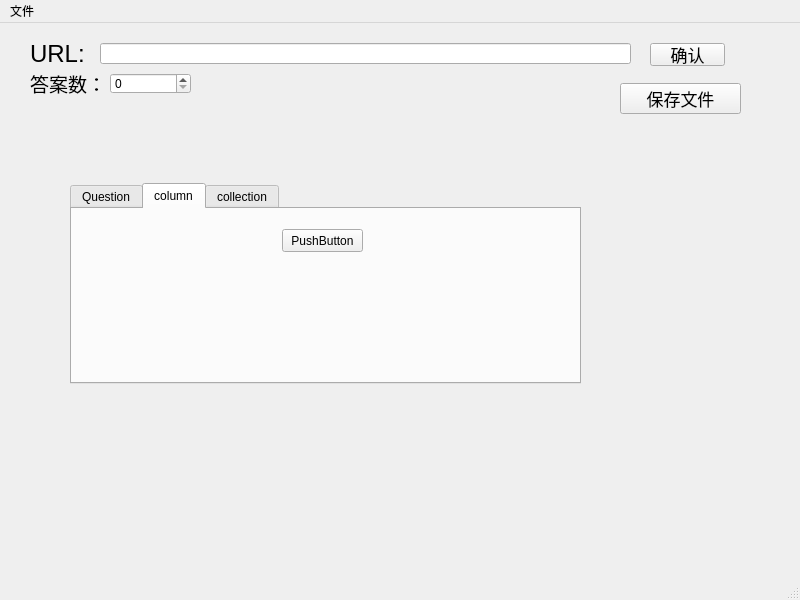
The window that GUI.ui (CAIMEOX/zhihu_spider) describes before a commit, drawn with Qt 5.
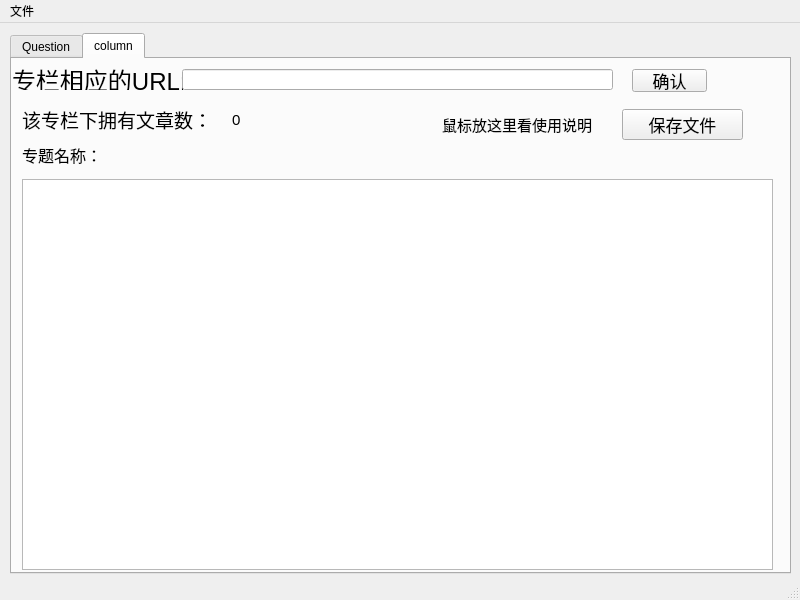
The same window after the commit. The open tabs and pages were chosen to show the change.

Commit message: finished the project

```diff
--- a/GUI.ui
+++ b/GUI.ui
@@ -14,110 +14,13 @@
    <string>ZhiHu Spider</string>
   </property>
   <widget class="QWidget" name="centralwidget">
-   <widget class="QPushButton" name="Save_File_Button">
-    <property name="geometry">
-     <rect>
-      <x>620</x>
-      <y>60</y>
-      <width>121</width>
-      <height>31</height>
-     </rect>
-    </property>
-    <property name="font">
-     <font>
-      <pointsize>13</pointsize>
-      <weight>50</weight>
-      <bold>false</bold>
-     </font>
-    </property>
-    <property name="text">
-     <string>保存文件</string>
-    </property>
-   </widget>
-   <widget class="QLabel" name="label">
-    <property name="geometry">
-     <rect>
-      <x>30</x>
-      <y>20</y>
-      <width>81</width>
-      <height>21</height>
-     </rect>
-    </property>
-    <property name="font">
-     <font>
-      <pointsize>18</pointsize>
-     </font>
-    </property>
-    <property name="text">
-     <string>URL:</string>
-    </property>
-   </widget>
-   <widget class="QLineEdit" name="UrlInput">
-    <property name="geometry">
-     <rect>
-      <x>100</x>
-      <y>20</y>
-      <width>531</width>
-      <height>21</height>
-     </rect>
-    </property>
-   </widget>
-   <widget class="QPushButton" name="pushButton">
-    <property name="geometry">
-     <rect>
-      <x>650</x>
-      <y>20</y>
-      <width>75</width>
-      <height>23</height>
-     </rect>
-    </property>
-    <property name="font">
-     <font>
-      <pointsize>13</pointsize>
-     </font>
-    </property>
-    <property name="text">
-     <string>确认</string>
-    </property>
-    <property name="checked">
-     <bool>false</bool>
-    </property>
-   </widget>
-   <widget class="QSpinBox" name="spinBox">
-    <property name="geometry">
-     <rect>
-      <x>110</x>
-      <y>50</y>
-      <width>81</width>
-      <height>21</height>
-     </rect>
-    </property>
-   </widget>
-   <widget class="QLabel" name="label_2">
-    <property name="geometry">
-     <rect>
-      <x>30</x>
-      <y>50</y>
-      <width>71</width>
-      <height>21</height>
-     </rect>
-    </property>
-    <property name="font">
-     <font>
-      <pointsize>14</pointsize>
-     </font>
-    </property>
-    <property name="text">
-     <string>答案数：</string>
-    </property>
-   </widget>
    <widget class="QTabWidget" name="tabWidget">
     <property name="geometry">
      <rect>
-      <x>70</x>
-      <y>160</y>
-      <width>511</width>
-      <height>201</height>
+      <x>10</x>
+      <y>10</y>
+      <width>781</width>
+      <height>541</height>
      </rect>
     </property>
     <property name="currentIndex">
@@ -127,17 +30,169 @@
      <attribute name="title">
       <string>Question</string>
      </attribute>
-     <widget class="QPushButton" name="pushButton_3">
+     <widget class="QLabel" name="label">
       <property name="geometry">
        <rect>
-        <x>30</x>
-        <y>20</y>
+        <x>0</x>
+        <y>10</y>
+        <width>171</width>
+        <height>21</height>
+       </rect>
+      </property>
+      <property name="font">
+       <font>
+        <pointsize>18</pointsize>
+       </font>
+      </property>
+      <property name="text">
+       <string>问题相应的URL:</string>
+      </property>
+     </widget>
+     <widget class="QLineEdit" name="A_UrlInput">
+      <property name="geometry">
+       <rect>
+        <x>170</x>
+        <y>10</y>
+        <width>431</width>
+        <height>21</height>
+       </rect>
+      </property>
+      <property name="toolTip">
+       <string>&lt;html&gt;&lt;head/&gt;&lt;body&gt;&lt;p&gt;&lt;span style=&quot; color:#ff00ff;&quot;&gt;示例：&lt;/span&gt;&lt;span style=&quot; color:#00ffff;&quot;&gt;https://www.zhihu.com/question/359733368&lt;/span&gt;&lt;/p&gt;&lt;/body&gt;&lt;/html&gt;</string>
+      </property>
+     </widget>
+     <widget class="QPushButton" name="A_Button">
+      <property name="geometry">
+       <rect>
+        <x>620</x>
+        <y>10</y>
         <width>75</width>
         <height>23</height>
        </rect>
       </property>
       <property name="text">
-       <string>PushButton</string>
+       <string>确认</string>
+      </property>
+      <property name="checked">
+       <bool>false</bool>
+      </property>
+     </widget>
+     <widget class="QPushButton" name="A_Save_File_Button">
+      <property name="geometry">
+       <rect>
+        <x>610</x>
+        <y>50</y>
+        <width>121</width>
+        <height>31</height>
+       </rect>
+      </property>
+      <property name="font">
+       <font>
+        <pointsize>13</pointsize>
+        <weight>50</weight>
+        <bold>false</bold>
+       </font>
+      </property>
+      <property name="text">
+       <string>保存文件</string>
+      </property>
+     </widget>
+     <widget class="QLabel" name="label_2">
+      <property name="geometry">
+       <rect>
+        <x>10</x>
+        <y>50</y>
+        <width>71</width>
+        <height>21</height>
+       </rect>
+      </property>
+      <property name="font">
+       <font>
+        <pointsize>14</pointsize>
+       </font>
+      </property>
+      <property name="text">
+       <string>答案数：</string>
+      </property>
+     </widget>
+     <widget class="QLabel" name="A_number">
+      <property name="geometry">
+       <rect>
+        <x>90</x>
+        <y>50</y>
+        <width>71</width>
+        <height>21</height>
+       </rect>
+      </property>
+      <property name="font">
+       <font>
+        <pointsize>11</pointsize>
+       </font>
+      </property>
+      <property name="text">
+       <string>0</string>
+      </property>
+     </widget>
+     <widget class="QListWidget" name="A_list">
+      <property name="geometry">
+       <rect>
+        <x>10</x>
+        <y>120</y>
+        <width>751</width>
+        <height>391</height>
+       </rect>
+      </property>
+     </widget>
+     <widget class="QLabel" name="label_3">
+      <property name="geometry">
+       <rect>
+        <x>430</x>
+        <y>50</y>
+        <width>161</width>
+        <height>31</height>
+       </rect>
+      </property>
+      <property name="font">
+       <font>
+        <pointsize>11</pointsize>
+       </font>
+      </property>
+      <property name="toolTip">
+       <string>&lt;html&gt;&lt;head/&gt;&lt;body&gt;&lt;p&gt;&lt;span style=&quot; font-size:12pt; color:#aa0000;&quot;&gt;1、输入问题URL&lt;/span&gt;&lt;/p&gt;&lt;p&gt;&lt;span style=&quot; font-size:12pt; color:#aa007f;&quot;&gt;2、按确认获取问题&lt;/span&gt;&lt;/p&gt;&lt;p&gt;&lt;span style=&quot; font-size:12pt; color:#ff0000;&quot;&gt;3、单击显示问题详情&lt;/span&gt;&lt;/p&gt;&lt;p&gt;&lt;span style=&quot; font-size:12pt; color:#ff007f;&quot;&gt;4、觉得可以就退出选择保存文件&lt;/span&gt;&lt;/p&gt;&lt;/body&gt;&lt;/html&gt;</string>
+      </property>
+      <property name="text">
+       <string>鼠标放这里看使用说明</string>
+      </property>
+     </widget>
+     <widget class="QLabel" name="label_7">
+      <property name="geometry">
+       <rect>
+        <x>10</x>
+        <y>80</y>
+        <width>61</width>
+        <height>31</height>
+       </rect>
+      </property>
+      <property name="font">
+       <font>
+        <pointsize>12</pointsize>
+       </font>
+      </property>
+      <property name="text">
+       <string>问题：</string>
+      </property>
+     </widget>
+     <widget class="QLabel" name="A_title">
+      <property name="geometry">
+       <rect>
+        <x>100</x>
+        <y>80</y>
+        <width>491</width>
+        <height>31</height>
+       </rect>
+      </property>
+      <property name="text">
+       <string/>
       </property>
      </widget>
     </widget>
@@ -145,35 +200,174 @@
      <attribute name="title">
       <string>column</string>
      </attribute>
-     <widget class="QPushButton" name="pushButton_4">
+     <widget class="QLabel" name="C_number">
       <property name="geometry">
        <rect>
-        <x>210</x>
-        <y>20</y>
+        <x>220</x>
+        <y>50</y>
+        <width>71</width>
+        <height>21</height>
+       </rect>
+      </property>
+      <property name="font">
+       <font>
+        <pointsize>11</pointsize>
+       </font>
+      </property>
+      <property name="text">
+       <string>0</string>
+      </property>
+     </widget>
+     <widget class="QPushButton" name="C_Button">
+      <property name="geometry">
+       <rect>
+        <x>620</x>
+        <y>10</y>
+        <width>75</width>
+        <height>23</height>
+       </rect>
+      </property>
+      <property name="font">
+       <font>
+        <pointsize>13</pointsize>
+       </font>
+      </property>
+      <property name="text">
+       <string>确认</string>
+      </property>
+      <property name="checked">
+       <bool>false</bool>
+      </property>
+     </widget>
+     <widget class="QLabel" name="label_4">
+      <property name="geometry">
+       <rect>
+        <x>0</x>
+        <y>10</y>
+        <width>171</width>
+        <height>21</height>
+       </rect>
+      </property>
+      <property name="font">
+       <font>
+        <pointsize>18</pointsize>
+       </font>
+      </property>
+      <property name="text">
+       <string>专栏相应的URL:</string>
+      </property>
+     </widget>
+     <widget class="QPushButton" name="C_Save_File_Button">
+      <property name="geometry">
+       <rect>
+        <x>610</x>
+        <y>50</y>
+        <width>121</width>
+        <height>31</height>
+       </rect>
+      </property>
+      <property name="font">
+       <font>
+        <pointsize>13</pointsize>
+        <weight>50</weight>
+        <bold>false</bold>
+       </font>
+      </property>
+      <property name="text">
+       <string>保存文件</string>
+      </property>
+     </widget>
+     <widget class="QListWidget" name="C_list">
+      <property name="geometry">
+       <rect>
+        <x>10</x>
+        <y>120</y>
+        <width>751</width>
+        <height>391</height>
+       </rect>
+      </property>
+     </widget>
+     <widget class="QLineEdit" name="C_UrlInput">
+      <property name="geometry">
+       <rect>
+        <x>170</x>
+        <y>10</y>
+        <width>431</width>
+        <height>21</height>
+       </rect>
+      </property>
+      <property name="toolTip">
+       <string>&lt;html&gt;&lt;head/&gt;&lt;body&gt;&lt;p&gt;&lt;span style=&quot; color:#ff00ff;&quot;&gt;示例：&lt;/span&gt;&lt;span style=&quot; color:#00ffff;&quot;&gt;https://www.zhihu.com/column/newsilkroad&lt;/span&gt;&lt;/p&gt;&lt;/body&gt;&lt;/html&gt;</string>
+      </property>
+     </widget>
+     <widget class="QLabel" name="label_5">
+      <property name="geometry">
+       <rect>
+        <x>430</x>
+        <y>50</y>
+        <width>161</width>
+        <height>31</height>
+       </rect>
+      </property>
+      <property name="font">
+       <font>
+        <pointsize>11</pointsize>
+       </font>
+      </property>
+      <property name="toolTip">
+       <string>&lt;html&gt;&lt;head/&gt;&lt;body&gt;&lt;p&gt;&lt;span style=&quot; font-size:12pt; color:#aa0000;&quot;&gt;1、输入问题URL&lt;/span&gt;&lt;/p&gt;&lt;p&gt;&lt;span style=&quot; font-size:12pt; color:#aa007f;&quot;&gt;2、按确认获取问题&lt;/span&gt;&lt;/p&gt;&lt;p&gt;&lt;span style=&quot; font-size:12pt; color:#ff0000;&quot;&gt;3、单击显示问题详情&lt;/span&gt;&lt;/p&gt;&lt;p&gt;&lt;span style=&quot; font-size:12pt; color:#ff007f;&quot;&gt;4、觉得可以就退出选择保存文件&lt;/span&gt;&lt;/p&gt;&lt;/body&gt;&lt;/html&gt;</string>
+      </property>
+      <property name="text">
+       <string>鼠标放这里看使用说明</string>
+      </property>
+     </widget>
+     <widget class="QLabel" name="label_6">
+      <property name="geometry">
+       <rect>
+        <x>10</x>
+        <y>50</y>
+        <width>191</width>
+        <height>21</height>
+       </rect>
+      </property>
+      <property name="font">
+       <font>
+        <pointsize>14</pointsize>
+       </font>
+      </property>
+      <property name="text">
+       <string>该专栏下拥有文章数：</string>
+      </property>
+     </widget>
+     <widget class="QLabel" name="label_8">
+      <property name="geometry">
+       <rect>
+        <x>10</x>
+        <y>80</y>
         <width>81</width>
-        <height>23</height>
+        <height>31</height>
        </rect>
       </property>
+      <property name="font">
+       <font>
+        <pointsize>12</pointsize>
+       </font>
+      </property>
       <property name="text">
-       <string>PushButton</string>
+       <string>专题名称：</string>
       </property>
      </widget>
-    </widget>
-    <widget class="QWidget" name="tab_5">
-     <attribute name="title">
-      <string>collection</string>
-     </attribute>
-     <widget class="QPushButton" name="pushButton_2">
+     <widget class="QLabel" name="C_title">
       <property name="geometry">
        <rect>
-        <x>290</x>
-        <y>90</y>
-        <width>75</width>
-        <height>23</height>
+        <x>100</x>
+        <y>80</y>
+        <width>631</width>
+        <height>31</height>
        </rect>
       </property>
       <property name="text">
-       <string>PushButton</string>
+       <string/>
       </property>
      </widget>
     </widget>
```
Left out of the diff: 5 changed lines with no effect on the pictures. The commit also changes 2 other files.
